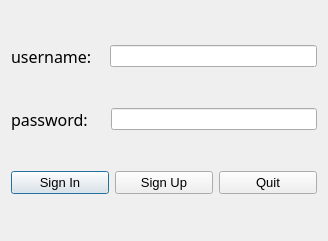
Above: Pokemon_v3_client/login.ui from happylittlecat2333/pokemon before the change. Below: the same form after it.
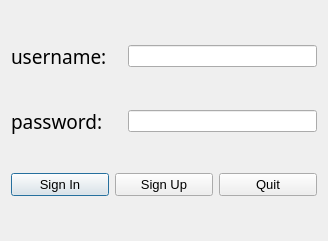
That is the form after the change.

The edit to the form file:
```diff
--- a/Pokemon_v3_client/login.ui
+++ b/Pokemon_v3_client/login.ui
@@ -21,7 +21,7 @@
        <property name="font">
         <font>
          <family>Bodoni MT</family>
-         <pointsize>12</pointsize>
+         <pointsize>14</pointsize>
         </font>
        </property>
        <property name="text">
@@ -41,7 +41,7 @@
        <property name="font">
         <font>
          <family>Bodoni MT</family>
-         <pointsize>12</pointsize>
+         <pointsize>14</pointsize>
         </font>
        </property>
        <property name="text">
```
